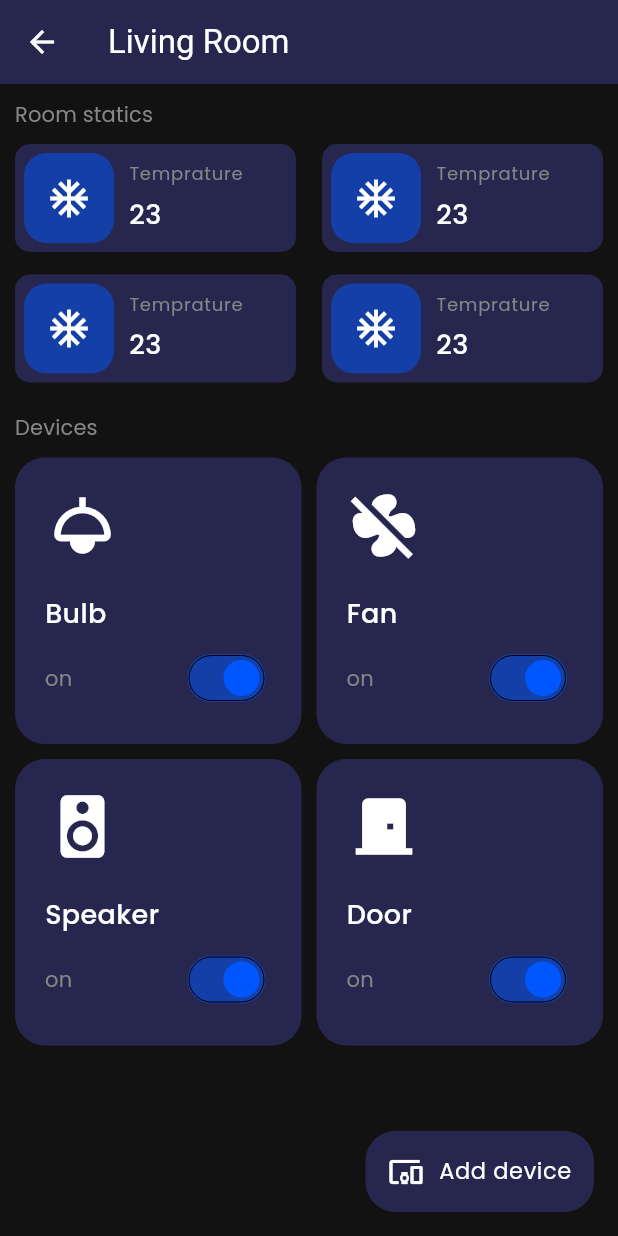
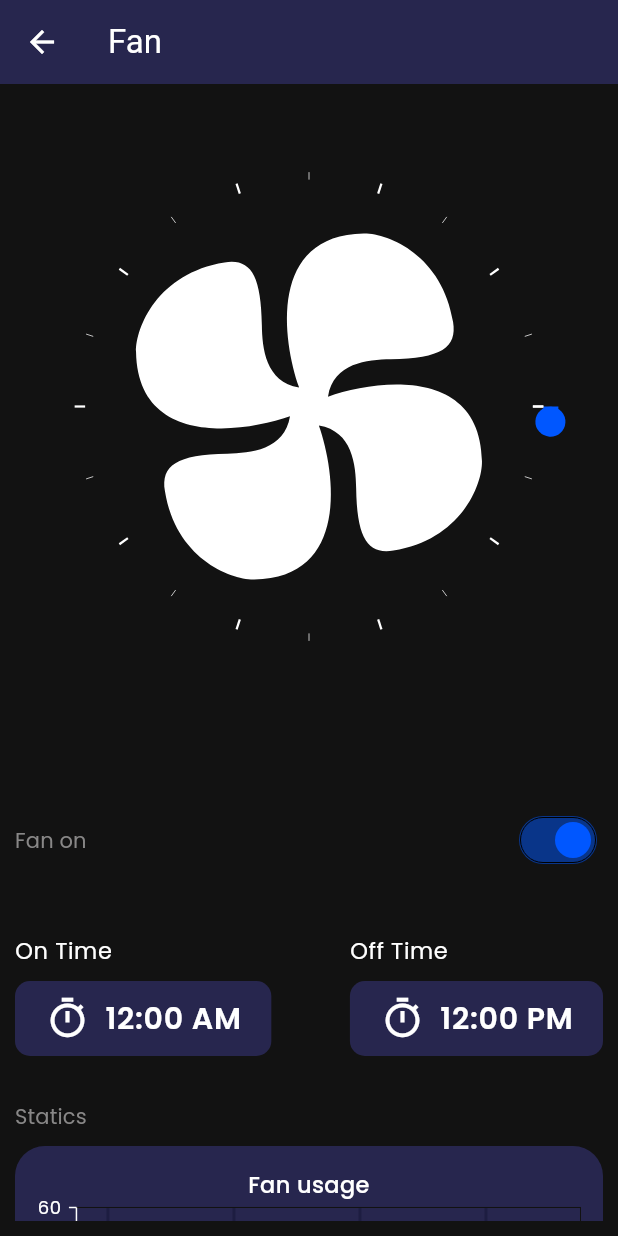
Before and after one commit to Nitishroy-7033/Home-Automation-With-Flutter, a Flutter app: the MobileRoomPage screen opened directly, after a tap on "Fan", on a phone screen of 412 x 824 dp. Run offline on Flutter 3.47's test engine with Material 3 defaults, Android fonts, the phone set to English and light mode, and no system bars; drawn by our look-alikes of syncfusion_flutter_gauges; our stand-ins replace flutter_svg, get, syncfusion_flutter_charts.

Commit message:
Fan page compeleted

```diff
--- /dev/null
+++ b/lib/Components/Fan/FanDevice.dart
@@ -0,0 +1,186 @@
+import 'dart:math';
+
+import 'package:flutter/material.dart';
+import 'package:flutter_svg/svg.dart';
+import 'package:get/get.dart';
+import 'package:smart_home/Components/DeviceStatics/DeviceStatics.dart';
+import 'package:smart_home/Components/Timer/TimerTile.dart';
+import 'package:smart_home/Conifg/AssestPaths.dart';
+import 'package:smart_home/Controller/FanController.dart';
+import 'package:smart_home/Models/DeviceData.dart';
+import 'package:syncfusion_flutter_gauges/gauges.dart';
+
+class FanDevice extends StatelessWidget {
+  const FanDevice({super.key});
+
+  @override
+  Widget build(BuildContext context) {
+    RxBool isOn = true.obs;
+    RxString onTime = "12:00 AM".obs;
+    RxString offTime = "12:00 PM".obs;
+
+    var data = [
+      DeviceData(dateTime: DateTime(2024, 2, 1), value: 12),
+      DeviceData(dateTime: DateTime(2024, 2, 2), value: 43),
+      DeviceData(dateTime: DateTime(2024, 2, 3), value: 54),
+      DeviceData(dateTime: DateTime(2024, 2, 4), value: 23),
+      DeviceData(dateTime: DateTime(2024, 2, 5), value: 50),
+      DeviceData(dateTime: DateTime(2024, 2, 6), value: 23),
+      DeviceData(dateTime: DateTime(2024, 2, 8), value: 34),
+    ];
+
+    FanController fanController = Get.put(FanController());
+    RxDouble slider = 1.0.obs;
+    return Scaffold(
+      appBar: AppBar(
+        title: Text('Fan'),
+      ),
+      body: Padding(
+        padding: EdgeInsets.all(10),
+        child: SingleChildScrollView(
+          child: Column(
+            children: [
+              const SizedBox(height: 10),
+              // Obx(
+              //   () => isOn.value
+              //       ? RotationTransition(
+              //           turns: Tween(begin: 0.0, end: 1.0)
+              //               .animate(fanController.animationController),
+              //           child: SvgPicture.asset(IconPaths.fan),
+              //         )
+              //       : SvgPicture.asset(IconPaths.fan),
+              // ),
+              // const SizedBox(height: 20),
+              // Row(
+              //   children: [
+              //     Text(
+              //       "Set Speed",
+              //       style: Theme.of(context).textTheme.labelLarge,
+              //     ),
+              //   ],
+              // ),
+              const SizedBox(height: 20),
+              Obx(() => SfRadialGauge(
+                    animationDuration: 1,
+                    enableLoadingAnimation: true,
+                    axes: [
+                      RadialAxis(
+                        useRangeColorForAxis: true,
+                        startAngle: 0,
+                        endAngle: 360,
+                        canRotateLabels: false,
+                        interval: 10,
+                        isInversed: false,
+                        maximum: 100,
+                        minimum: 0,
+                        showAxisLine: true,
+                        showLabels: false,
+                        showTicks: true,
+                        ranges: [
+                          GaugeRange(
+                            startValue: 0,
+                            endValue: fanController.fanSpeed.value,
+                            color: Theme.of(context).colorScheme.primary,
+                          )
+                        ],
+                        pointers: [
+                          MarkerPointer(
+                            color: Theme.of(context).colorScheme.primary,
+                            value: fanController.fanSpeed.value,
+                            onValueChanged: fanController.changeSpeed,
+                            enableAnimation: true,
+                            enableDragging: true,
+                            markerType: MarkerType.circle,
+                            borderWidth: 30,
+                            markerWidth: 20,
+                            markerHeight: 20,
+                          )
+                        ],
+                        annotations: [
+                          GaugeAnnotation(
+                            widget: isOn.value
+                                ? RotationTransition(
+                                    turns: Tween(begin: 0.0, end: 1.0).animate(
+                                        fanController.animationController),
+                                    child: SvgPicture.asset(IconPaths.fan),
+                                  )
+                                : SvgPicture.asset(IconPaths.fan),
+                          )
+                        ],
+                      ),
+                    ],
+                  )),
+              const SizedBox(height: 50),
+              // Obx(
+              //   () => Directionality(
+              //     textDirection: TextDirection.rtl,
+              //     child: Slider(
+              //       activeColor: Theme.of(context).colorScheme.primaryContainer,
+              //       inactiveColor: Theme.of(context).colorScheme.primary,
+              //       thumbColor: Theme.of(context).colorScheme.primary,
+              //       value: fanController.fanSpeed.value,
+              //       min: 1,
+              //       max: 100,
+              //       onChanged: fanController.changeSpeed,
+              //     ),
+              //   ),
+              // ),
+              // Row(
+              //   mainAxisAlignment: MainAxisAlignment.spaceBetween,
+              //   children: [
+              //     Text("0", style: Theme.of(context).textTheme.bodySmall),
+              //     Text("100", style: Theme.of(context).textTheme.bodySmall),
+              //   ],
+              // ),
+              const SizedBox(height: 40),
+              Row(
+                mainAxisAlignment: MainAxisAlignment.spaceBetween,
+                children: [
+                  Obx(
+                    () => Text(isOn.value ? "Fan on" : "Fan off",
+                        style: Theme.of(context).textTheme.labelLarge),
+                  ),
+                  Obx(
+                    () => Switch(
+                      activeColor: Theme.of(context).colorScheme.primary,
+                      inactiveThumbColor: Theme.of(context).colorScheme.primary,
+                      inactiveTrackColor:
+                          Theme.of(context).colorScheme.background,
+                      trackOutlineWidth: MaterialStatePropertyAll(0),
+                      trackOutlineColor: MaterialStatePropertyAll(
+                        Theme.of(context).colorScheme.onSecondary,
+                      ),
+                      value: isOn.value,
+                      onChanged: (value) {
+                        isOn.value = value;
+                      },
+                    ),
+                  ),
+                ],
+              ),
+              SizedBox(height: 40),
+              TimerTile(
+                onTime: onTime,
+                offTime: offTime,
+              ),
+              SizedBox(height: 30),
+              Row(
+                children: [
+                  Text(
+                    "Statics",
+                    style: Theme.of(context).textTheme.labelLarge,
+                  ),
+                ],
+              ),
+              SizedBox(height: 10),
+              DeviceStatics(
+                data: data,
+                title: "Fan usage",
+              ),
+            ],
+          ),
+        ),
+      ),
+    );
+  }
+}
--- a/lib/Components/LedBulb/LebBulb.dart
+++ b/lib/Components/LedBulb/LebBulb.dart
@@ -12,14 +12,15 @@ class LedBulb extends StatelessWidget {
     RxBool isOn = true.obs;
 
     List colors = [
+      Colors.white,
       Colors.red,
       Colors.green,
       Colors.blue,
-      Colors.white,
     ];
     RxString onTime = "12:00 AM".obs;
     RxString offTime = "12:00 PM".obs;
     RxInt selectedColor = 0.obs;
+
     var data = [
       DeviceData(dateTime: DateTime(2024, 2, 1), value: 12),
       DeviceData(dateTime: DateTime(2024, 2, 2), value: 43),
@@ -39,14 +40,17 @@ class LedBulb extends StatelessWidget {
           child: Column(
             children: [
               const SizedBox(height: 120),
-              const Row(
+              Obx(
+                () => Row(
                   mainAxisAlignment: MainAxisAlignment.center,
                   children: [
                     Icon(
                       Icons.light,
                       size: 200,
+                      color: colors[selectedColor.value],
                     ),
                   ],
+                ),
               ),
               const SizedBox(height: 20),
               Row(
--- a/lib/Conifg/AssestPaths.dart
+++ b/lib/Conifg/AssestPaths.dart
@@ -8,4 +8,5 @@ class IconPaths {
   static const String wifi = "${basePath}wifi.svg";
   static const String menu = "${basePath}menu.svg";
   static const String home = "${basePath}home.svg";
+  static const String fan = "${basePath}fan.svg";
 }
--- a/lib/Conifg/Theme.dart
+++ b/lib/Conifg/Theme.dart
@@ -25,6 +25,7 @@ var darkTheme = ThemeData(
         borderSide: BorderSide.none,
       ),
     ),
+
     textTheme: const TextTheme(
       headlineMedium: TextStyle(
         fontFamily: "Poppins",
--- /dev/null
+++ b/lib/Controller/FanController.dart
@@ -0,0 +1,29 @@
+import 'dart:math';
+import 'package:flutter/material.dart';
+import 'package:get/get.dart';
+
+class FanController extends GetxController with GetTickerProviderStateMixin {
+  late AnimationController animationController;
+  RxDouble fanSpeed = 1.0.obs;
+
+  @override
+  void onInit() {
+    super.onInit();
+    animationController = AnimationController(
+      vsync: this,
+      duration: Duration(seconds: 1),
+    )..repeat();
+  }
+
+  @override
+  void onClose() {
+    animationController.dispose();
+    super.onClose();
+  }
+
+  void changeSpeed(double value) {
+    int speed = fanSpeed.value.toInt();
+    animationController.duration = Duration(seconds: max(1, speed));
+    animationController.repeat();
+  }
+}
--- a/lib/Pages/Mobile/Rooms/RoomPage.dart
+++ b/lib/Pages/Mobile/Rooms/RoomPage.dart
@@ -1,7 +1,9 @@
 import 'package:flutter/material.dart';
 import 'package:get/get.dart';
 import 'package:smart_home/Components/BottomButton.dart';
+import 'package:smart_home/Components/Fan/FanDevice.dart';
 import 'package:smart_home/Components/LedBulb/LebBulb.dart';
+import 'package:smart_home/Conifg/AssestPaths.dart';
 import 'package:smart_home/Pages/Mobile/Rooms/Widgets/DeviceCard.dart';
 import 'package:smart_home/Pages/Mobile/Rooms/Widgets/RoomStaticsCard.dart';
 
@@ -86,7 +88,7 @@ class MobileRoomPage extends StatelessWidget {
               children: [
                 DeviceCard(
                   deviceName: "Bulb",
-                  icon: Icons.light,
+                  icon: IconPaths.fan,
                   onTap: () {
                     Get.to(LedBulb());
                   },
@@ -94,19 +96,21 @@ class MobileRoomPage extends StatelessWidget {
                 ),
                 DeviceCard(
                   deviceName: "Fan",
-                  icon: Icons.mode_fan_off,
-                  onTap: () {},
+                  icon: IconPaths.fan,
+                  onTap: () {
+                    Get.to(FanDevice());
+                  },
                   isOn: isOn,
                 ),
                 DeviceCard(
                   deviceName: "Speaker",
-                  icon: Icons.speaker,
+                  icon: IconPaths.fan,
                   onTap: () {},
                   isOn: isOn,
                 ),
                 DeviceCard(
                   deviceName: "Door",
-                  icon: Icons.door_front_door,
+                  icon: IconPaths.fan,
                   onTap: () {},
                   isOn: isOn,
                 )
--- a/lib/Pages/Mobile/Rooms/Widgets/DeviceCard.dart
+++ b/lib/Pages/Mobile/Rooms/Widgets/DeviceCard.dart
@@ -1,10 +1,12 @@
 import 'package:flutter/material.dart';
+import 'package:flutter_svg/svg.dart';
 import 'package:get/get.dart';
+import 'package:smart_home/Conifg/AssestPaths.dart';
 
 class DeviceCard extends StatelessWidget {
   final String deviceName;
   final RxBool isOn;
-  final IconData icon;
+  final String icon;
   final VoidCallback onTap;
   const DeviceCard(
       {super.key,
@@ -31,9 +33,9 @@ class DeviceCard extends StatelessWidget {
             Row(
               children: [
                 Obx(
-                  () => Icon(
-                    icon,
-                    size: 50,
+                  () => SvgPicture.asset(
+                  icon,
+                    width: 50,
                     color: isOn.value
                         ? Theme.of(context).colorScheme.onBackground
                         : Theme.of(context).colorScheme.onPrimaryContainer,
--- a/pubspec.yaml
+++ b/pubspec.yaml
@@ -38,6 +38,7 @@ dependencies:
   flutter_svg: ^2.0.9
   get: ^4.6.6
   syncfusion_flutter_charts: ^24.2.8
+  syncfusion_flutter_gauges: ^24.2.8
   fl_chart: ^0.66.2
   intl: ^0.19.0
 
```
Also changed, not shown: assets/icons/fan.svg (added), assets/images/profile.png (added), pubspec.lock. Lines whose indentation alone changed are shown as unchanged.
